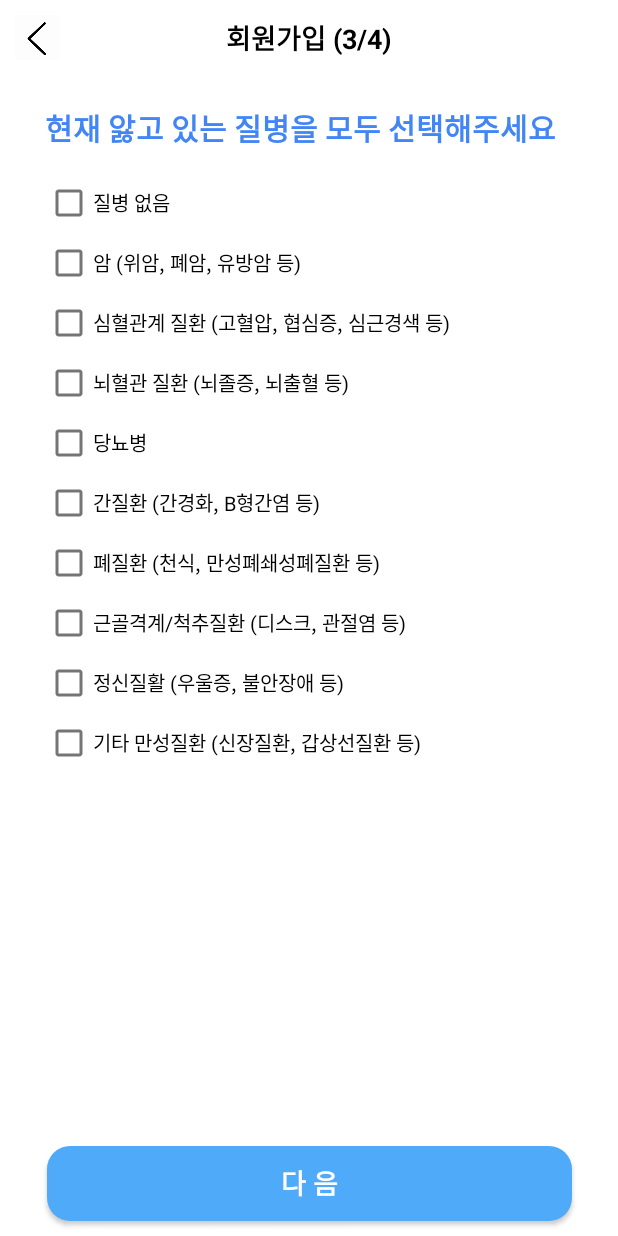
After one commit to East-kang/Front_Android, an Android app: the SignUpActivity3 screen opened directly, with no data from a screen before it, on a phone screen of 412 x 824 dp. The commit adds this screen. Run offline under Robolectric (Android 15) with nearby library versions, the phone set to English and light mode, and no system bars.

Commit message:
Created SignUpActivity3.kt and sign_up_view3.xml

```diff
--- a/app/src/main/AndroidManifest.xml
+++ b/app/src/main/AndroidManifest.xml
@@ -8,6 +8,9 @@
         android:roundIcon="@mipmap/ic_launcher_round"
         android:supportsRtl="true"
         android:theme="@style/Theme.LLM_Project_Android">
+        <activity
+            android:name=".SignUpActivity3"
+            android:exported="false" />
         <activity
             android:name=".SignUpActivity2"
             android:exported="false" />
--- /dev/null
+++ b/app/src/main/java/com/example/llm_project_android/SignUpActivity3.kt
@@ -0,0 +1,20 @@
+package com.example.llm_project_android
+
+import android.os.Bundle
+import androidx.activity.enableEdgeToEdge
+import androidx.appcompat.app.AppCompatActivity
+import androidx.core.view.ViewCompat
+import androidx.core.view.WindowInsetsCompat
+
+class SignUpActivity3 : AppCompatActivity() {
+    override fun onCreate(savedInstanceState: Bundle?) {
+        super.onCreate(savedInstanceState)
+        enableEdgeToEdge()
+        setContentView(R.layout.sign_up_view3)
+        ViewCompat.setOnApplyWindowInsetsListener(findViewById(R.id.main)) { v, insets ->
+            val systemBars = insets.getInsets(WindowInsetsCompat.Type.systemBars())
+            v.setPadding(systemBars.left, systemBars.top, systemBars.right, systemBars.bottom)
+            insets
+        }
+    }
+}
--- a/app/src/main/res/layout/sign_up_view_third.xml
+++ b/app/src/main/res/layout/sign_up_view3.xml
@@ -2,9 +2,10 @@
 <androidx.constraintlayout.widget.ConstraintLayout xmlns:android="http://schemas.android.com/apk/res/android"
     xmlns:app="http://schemas.android.com/apk/res-auto"
     xmlns:tools="http://schemas.android.com/tools"
+    android:id="@+id/main"
     android:layout_width="match_parent"
     android:layout_height="match_parent"
-    tools:context=".MainActivity" >
+    tools:context=".SignUpActivity3">
 
     <androidx.constraintlayout.widget.ConstraintLayout
         android:id="@+id/title"
@@ -166,4 +167,5 @@
         app:layout_constraintBottom_toBottomOf="parent"
         app:layout_constraintEnd_toEndOf="parent"
         app:layout_constraintStart_toStartOf="parent"/>
+
 </androidx.constraintlayout.widget.ConstraintLayout>
```
